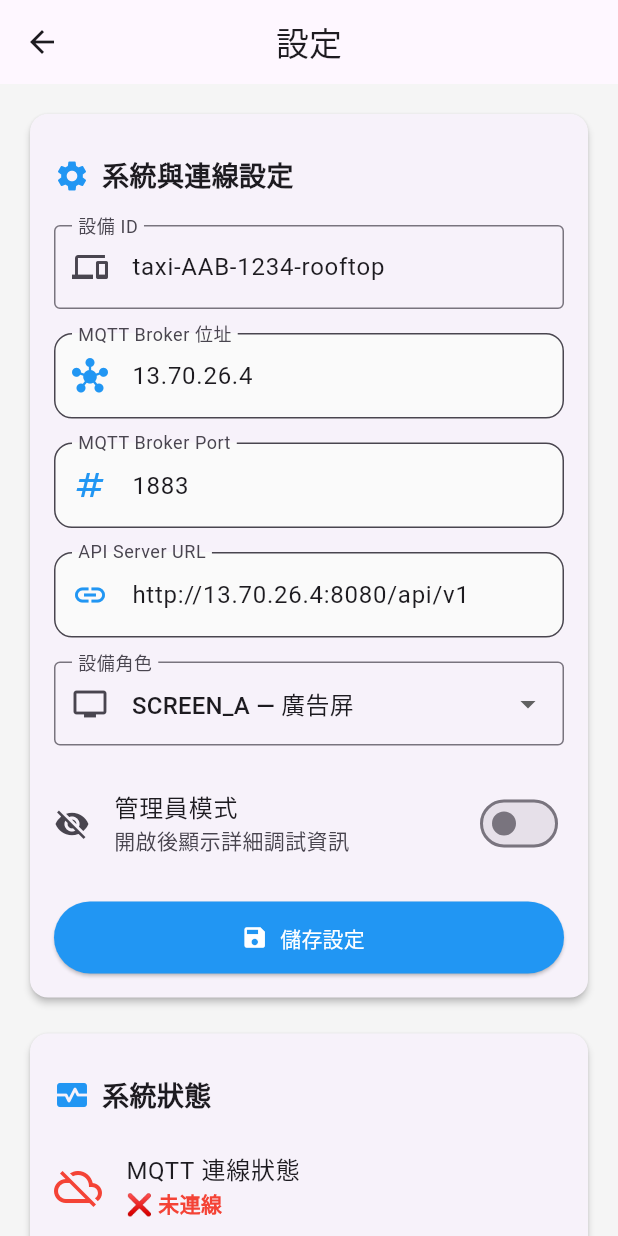
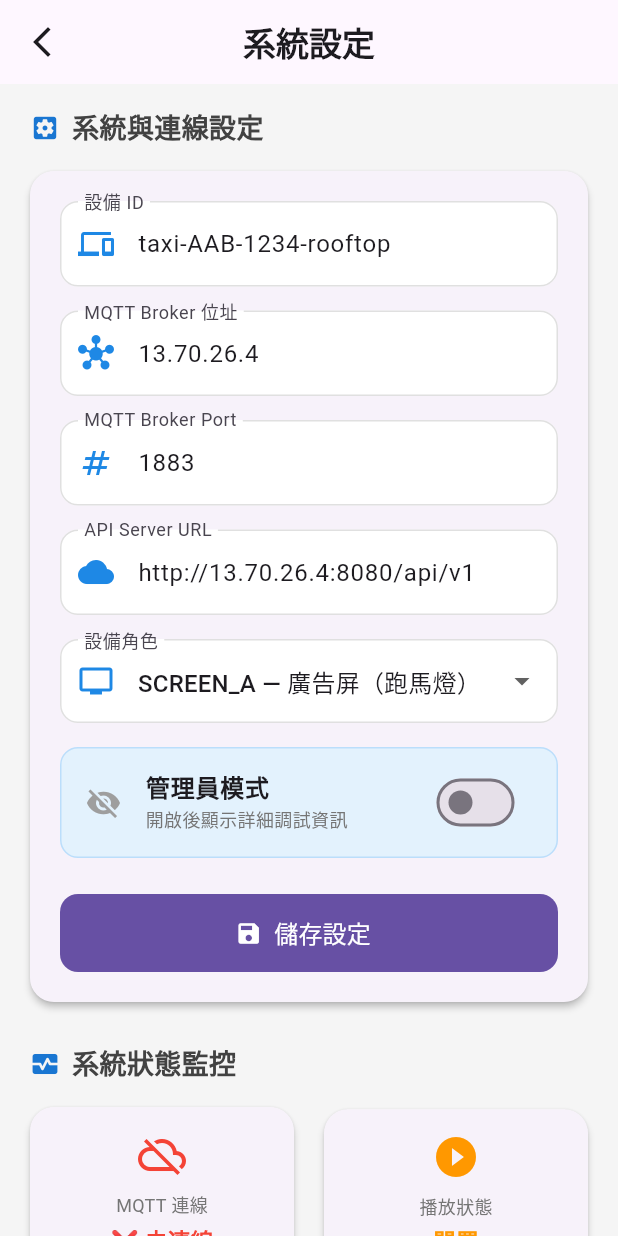
Before and after one commit to ShouJay/taxi-dev, a Flutter app: the screen it shows after launch, after a tap on "進入設定", on a phone screen of 412 x 824 dp. Run offline on Flutter 3.47's test engine with Material 3 defaults, Android fonts, the phone set to English and light mode, and no system bars; our stand-ins replace geolocator, shared_preferences, video_player; missing offline and left inert: mqtt_client, restart_app, shorebird_code_push.

Commit message:
fix setting page

```diff
--- a/taxi_app/lib/screens/settings_screen.dart
+++ b/taxi_app/lib/screens/settings_screen.dart
@@ -117,36 +117,39 @@ class _SettingsScreenState extends State<SettingsScreen> {
     return Scaffold(
       backgroundColor: Colors.grey[100],
       appBar: AppBar(
-        title: const Text('設定'),
+        title: const Text('系統設定', style: TextStyle(fontWeight: FontWeight.bold)),
+        elevation: 0,
         centerTitle: true,
         leading: IconButton(
-          icon: const Icon(Icons.arrow_back),
+          icon: const Icon(Icons.arrow_back_ios_new),
           onPressed: widget.onBack,
         ),
       ),
-      body: SingleChildScrollView(
-        padding: const EdgeInsets.all(16.0),
+      body: SafeArea(
+        child: SingleChildScrollView(
+          padding: const EdgeInsets.symmetric(horizontal: 16.0, vertical: 16.0),
           child: Column(
             crossAxisAlignment: CrossAxisAlignment.stretch,
             children: [
               _buildDeviceConfigSection(),
-            const SizedBox(height: 16),
+              const SizedBox(height: 24),
               _buildStatusSection(),
-            const SizedBox(height: 16),
+              const SizedBox(height: 24),
               _buildDownloadsSection(),
-            const SizedBox(height: 16),
+              const SizedBox(height: 24),
               _buildPlaylistSection(),
-            const SizedBox(height: 16),
+              const SizedBox(height: 24),
               _buildActionsSection(),
               const SizedBox(height: 32),
               Center(
                 child: Text(
                   'Taxi App v2.0.0 (MQTT)',
-                style: TextStyle(color: Colors.grey[600], fontSize: 12),
+                  style: TextStyle(color: Colors.grey[500], fontSize: 12),
                 ),
               ),
               const SizedBox(height: 32),
             ],
+          ),
         ),
       ),
     );
@@ -154,220 +157,306 @@ class _SettingsScreenState extends State<SettingsScreen> {
 
   Widget _buildSectionHeader(String title, IconData icon) {
     return Padding(
-      padding: const EdgeInsets.symmetric(vertical: 12.0),
+      padding: const EdgeInsets.only(left: 4, bottom: 12),
       child: Row(
         children: [
-          Icon(icon, color: Colors.blue),
+          Icon(icon, size: 20, color: Colors.blue[700]),
           const SizedBox(width: 8),
           Text(
             title,
-            style: const TextStyle(fontSize: 18, fontWeight: FontWeight.bold),
+            style: TextStyle(
+              fontSize: 18,
+              fontWeight: FontWeight.w700,
+              color: Colors.grey[800],
+            ),
           ),
         ],
       ),
     );
   }
 
+  InputDecoration _buildInputDecoration({required String label, required String hint, required IconData icon}) {
+    return InputDecoration(
+      labelText: label,
+      hintText: hint,
+      prefixIcon: Icon(icon, color: Colors.blue[600]),
+      border: OutlineInputBorder(borderRadius: BorderRadius.circular(12)),
+      enabledBorder: OutlineInputBorder(
+        borderRadius: BorderRadius.circular(12),
+        borderSide: BorderSide(color: Colors.grey[300]!),
+      ),
+      filled: true,
+      fillColor: Colors.white,
+    );
+  }
+
   Widget _buildDeviceConfigSection() {
-    return Card(
+    return Column(
+      crossAxisAlignment: CrossAxisAlignment.start,
+      children: [
+        _buildSectionHeader('系統與連線設定', Icons.settings_applications),
+        Card(
           elevation: 2,
+          shape: RoundedRectangleBorder(borderRadius: BorderRadius.circular(16)),
           child: Padding(
-        padding: const EdgeInsets.all(16.0),
+            padding: const EdgeInsets.all(20.0),
             child: Column(
               crossAxisAlignment: CrossAxisAlignment.start,
               children: [
-            _buildSectionHeader('系統與連線設定', Icons.settings),
-            const SizedBox(height: 8),
                 TextField(
                   controller: _deviceIdController,
-              decoration: const InputDecoration(
-                labelText: '設備 ID',
-                prefixIcon: Icon(Icons.devices),
-                border: OutlineInputBorder(),
+                  decoration: _buildInputDecoration(
+                    label: '設備 ID',
+                    hint: '例如: taxi-AAB-1234-rooftop',
+                    icon: Icons.devices,
                   ),
                 ),
                 const SizedBox(height: 16),
                 TextField(
                   controller: _brokerHostController,
-              decoration: InputDecoration(
-                labelText: 'MQTT Broker 位址',
-                hintText: '例如: 10.0.2.2 或 192.168.x.x',
-                prefixIcon: const Icon(Icons.hub, color: Colors.blue),
-                border: OutlineInputBorder(borderRadius: BorderRadius.circular(12)),
-                filled: true,
-                fillColor: Colors.grey[50],
+                  decoration: _buildInputDecoration(
+                    label: 'MQTT Broker 位址',
+                    hint: '例如: 10.0.2.2 或 192.168.x.x',
+                    icon: Icons.hub,
                   ),
                 ),
                 const SizedBox(height: 16),
                 TextField(
                   controller: _brokerPortController,
-              decoration: InputDecoration(
-                labelText: 'MQTT Broker Port',
-                hintText: '例如: 1883',
-                prefixIcon: const Icon(Icons.numbers, color: Colors.blue),
-                border: OutlineInputBorder(borderRadius: BorderRadius.circular(12)),
-                filled: true,
-                fillColor: Colors.grey[50],
+                  keyboardType: TextInputType.number,
+                  decoration: _buildInputDecoration(
+                    label: 'MQTT Broker Port',
+                    hint: '例如: 1883',
+                    icon: Icons.numbers,
                   ),
-              keyboardType: TextInputType.number,
                 ),
                 const SizedBox(height: 16),
                 TextField(
                   controller: _apiUrlController,
-              decoration: InputDecoration(
-                labelText: 'API Server URL',
-                hintText: '例如: http://13.70.26.4:8080/api/v1',
-                prefixIcon: const Icon(Icons.link, color: Colors.blue),
-                border: OutlineInputBorder(borderRadius: BorderRadius.circular(12)),
-                filled: true,
-                fillColor: Colors.grey[50],
+                  decoration: _buildInputDecoration(
+                    label: 'API Server URL',
+                    hint: '例如: http://192.168.0.103:8080/api/v1',
+                    icon: Icons.cloud,
                   ),
                 ),
                 const SizedBox(height: 16),
                 DropdownButtonFormField<String>(
                   value: _deviceRole,
-              decoration: const InputDecoration(
-                labelText: '設備角色',
-                prefixIcon: Icon(Icons.tv),
-                border: OutlineInputBorder(),
+                  decoration: _buildInputDecoration(
+                    label: '設備角色',
+                    hint: '選擇設備類型',
+                    icon: Icons.tv,
                   ),
                   items: const [
-                DropdownMenuItem(value: 'SCREEN_A', child: Text('SCREEN_A — 廣告屏')),
-                DropdownMenuItem(value: 'SCREEN_B', child: Text('SCREEN_B — 互動屏')),
+                    DropdownMenuItem(value: 'SCREEN_A', child: Text('SCREEN_A — 廣告屏（跑馬燈）')),
+                    DropdownMenuItem(value: 'SCREEN_B', child: Text('SCREEN_B — 互動屏（QR/警報）')),
                   ],
                   onChanged: (value) {
                     if (value != null) setState(() => _deviceRole = value);
                   },
                 ),
                 const SizedBox(height: 16),
-            SwitchListTile(
-              title: const Text('管理員模式'),
-              subtitle: const Text('開啟後顯示詳細調試資訊'),
+                Container(
+                  decoration: BoxDecoration(
+                    color: Colors.blue[50],
+                    borderRadius: BorderRadius.circular(12),
+                    border: Border.all(color: Colors.blue[100]!),
+                  ),
+                  child: SwitchListTile(
+                    title: const Text('管理員模式', style: TextStyle(fontWeight: FontWeight.bold)),
+                    subtitle: Text('開啟後顯示詳細調試資訊', style: TextStyle(fontSize: 12, color: Colors.grey[600])),
                     value: _isAdminMode,
                     onChanged: _isUpdatingAdminMode ? null : _handleAdminModeChanged,
+                    activeColor: Colors.blue,
                     secondary: Icon(
                       _isAdminMode ? Icons.admin_panel_settings : Icons.visibility_off,
+                      color: _isAdminMode ? Colors.blue : Colors.grey,
                     ),
-              contentPadding: EdgeInsets.zero,
                   ),
-            const SizedBox(height: 16),
+                ),
+                const SizedBox(height: 24),
                 SizedBox(
                   width: double.infinity,
-              height: 48,
-              child: ElevatedButton.icon(
+                  height: 52,
+                  child: FilledButton.icon(
                     onPressed: _isSaving ? null : _saveSettings,
                     icon: _isSaving
-                  ? const SizedBox(width: 20, height: 20, child: CircularProgressIndicator(strokeWidth: 2))
+                      ? const SizedBox(width: 20, height: 20, child: CircularProgressIndicator(strokeWidth: 2, color: Colors.white))
                       : const Icon(Icons.save),
-                label: Text(_isSaving ? '儲存中...' : '儲存設定'),
-                style: ElevatedButton.styleFrom(
-                  backgroundColor: Colors.blue,
-                  foregroundColor: Colors.white,
+                    label: Text(_isSaving ? '儲存中...' : '儲存設定', style: const TextStyle(fontSize: 16)),
+                    style: FilledButton.styleFrom(
+                      shape: RoundedRectangleBorder(borderRadius: BorderRadius.circular(12)),
                     ),
                   ),
                 ),
               ],
             ),
           ),
+        ),
+      ],
     );
   }
 
   Widget _buildStatusSection() {
     final isConnected = widget.mqttManager.isConnected;
-    return Card(
+
+    return Column(
+      crossAxisAlignment: CrossAxisAlignment.start,
+      children: [
+        _buildSectionHeader('系統狀態監控', Icons.monitor_heart),
+        Row(
+          children: [
+            Expanded(
+              child: _buildMiniStatusCard(
+                'MQTT 連線',
+                _connectionStatus,
+                isConnected ? Icons.cloud_done : Icons.cloud_off,
+                isConnected ? Colors.green : Colors.red,
+              ),
+            ),
+            const SizedBox(width: 12),
+            Expanded(
+              child: _buildMiniStatusCard(
+                '播放狀態',
+                _getPlaybackStateText(),
+                Icons.play_circle_fill,
+                Colors.orange,
+              ),
+            ),
+          ],
+        ),
+        const SizedBox(height: 12),
+        Card(
           elevation: 2,
+          shape: RoundedRectangleBorder(borderRadius: BorderRadius.circular(16)),
           child: Padding(
             padding: const EdgeInsets.all(16.0),
             child: Column(
-          crossAxisAlignment: CrossAxisAlignment.start,
               children: [
-            _buildSectionHeader('系統狀態', Icons.monitor_heart),
-            ListTile(
-              leading: Icon(
-                isConnected ? Icons.cloud_done : Icons.cloud_off,
-                color: isConnected ? Colors.green : Colors.red,
-                size: 32,
-              ),
-              title: const Text('MQTT 連線狀態'),
-              subtitle: Text(
-                _connectionStatus,
-                style: TextStyle(
-                  color: isConnected ? Colors.green : Colors.red,
-                  fontWeight: FontWeight.bold,
+                _buildStatusRow(Icons.dns, Colors.blue, 'Broker', '${widget.mqttManager.brokerHost}:${widget.mqttManager.brokerPort}'),
+                const Divider(height: 24),
+                _buildStatusRow(Icons.access_time, Colors.blueGrey, '最後更新', _lastUpdate),
+                if (widget.locationService != null) ...[
+                  const Divider(height: 24),
+                  _buildStatusRow(Icons.location_on, Colors.green, 'GPS 狀態', widget.locationService!.getLocationAckStatus()),
+                  const Divider(height: 24),
+                  _buildStatusRow(Icons.analytics, Colors.purple, '位置上報次數', '${widget.locationService!.sentCount} 次'),
+                ],
+              ],
             ),
           ),
-              contentPadding: EdgeInsets.zero,
         ),
-            const Divider(),
-            _buildInfoRow('播放狀態', _getPlaybackStateText(), Icons.play_circle),
-            _buildInfoRow('最後更新', _lastUpdate, Icons.access_time),
-            if (widget.locationService != null) ...[
-              _buildInfoRow('GPS 狀態', widget.locationService!.getLocationAckStatus(), Icons.location_on),
-              _buildInfoRow('上報次數', '${widget.locationService!.sentCount}', Icons.analytics),
       ],
+    );
+  }
+
+  Widget _buildMiniStatusCard(String title, String value, IconData icon, Color color) {
+    return Card(
+      elevation: 2,
+      shape: RoundedRectangleBorder(borderRadius: BorderRadius.circular(16)),
+      child: Padding(
+        padding: const EdgeInsets.symmetric(vertical: 16, horizontal: 12),
+        child: Column(
+          children: [
+            Icon(icon, color: color, size: 32),
+            const SizedBox(height: 8),
+            Text(title, style: TextStyle(fontSize: 12, color: Colors.grey[600])),
+            const SizedBox(height: 4),
+            Text(value, style: TextStyle(fontSize: 15, fontWeight: FontWeight.bold, color: color)),
           ],
         ),
       ),
     );
   }
 
-  Widget _buildInfoRow(String label, String value, IconData icon) {
-    return Padding(
-      padding: const EdgeInsets.symmetric(vertical: 8.0),
-      child: Row(
+  Widget _buildStatusRow(IconData icon, Color iconColor, String label, String value) {
+    return Row(
       children: [
-          Icon(icon, size: 20, color: Colors.grey[600]),
-          const SizedBox(width: 12),
-          Text(label, style: TextStyle(color: Colors.grey[700])),
+        Container(
+          padding: const EdgeInsets.all(8),
+          decoration: BoxDecoration(color: iconColor.withOpacity(0.1), borderRadius: BorderRadius.circular(8)),
+          child: Icon(icon, color: iconColor, size: 20),
+        ),
+        const SizedBox(width: 16),
+        Text(label, style: TextStyle(fontSize: 14, color: Colors.grey[600])),
         const Spacer(),
-          Text(value, style: const TextStyle(fontWeight: FontWeight.bold)),
+        Flexible(
+          child: Text(
+            value,
+            style: const TextStyle(fontSize: 14, fontWeight: FontWeight.w600),
+            textAlign: TextAlign.right,
+          ),
+        ),
       ],
-      ),
     );
   }
 
   Widget _buildDownloadsSection() {
-    return Card(
-      elevation: 2,
-      child: Padding(
-        padding: const EdgeInsets.all(16.0),
-        child: Column(
+    return Column(
       crossAxisAlignment: CrossAxisAlignment.start,
       children: [
         _buildSectionHeader('下載進度', Icons.downloading),
         if (_activeDownloads.isEmpty)
-              const Padding(
-                padding: EdgeInsets.symmetric(vertical: 16.0),
-                child: Center(child: Text('目前沒有下載任務', style: TextStyle(color: Colors.grey))),
+          Card(
+            elevation: 2,
+            shape: RoundedRectangleBorder(borderRadius: BorderRadius.circular(16)),
+            child: Padding(
+              padding: const EdgeInsets.all(24),
+              child: Center(
+                child: Column(
+                  children: [
+                    Icon(Icons.check_circle_outline, size: 32, color: Colors.grey[400]),
+                    const SizedBox(height: 8),
+                    Text('目前沒有進行中的下載任務', style: TextStyle(color: Colors.grey[500])),
+                  ],
+                ),
+              ),
+            ),
           )
         else
-              ..._activeDownloads.values.map((task) => Padding(
-                padding: const EdgeInsets.only(bottom: 12.0),
+          Column(
+            children: _activeDownloads.values.map((task) {
+              return Card(
+                elevation: 2,
+                margin: const EdgeInsets.only(bottom: 12),
+                shape: RoundedRectangleBorder(borderRadius: BorderRadius.circular(16)),
+                child: Padding(
+                  padding: const EdgeInsets.all(16),
                   child: Column(
                     crossAxisAlignment: CrossAxisAlignment.start,
                     children: [
                       Row(
-                      mainAxisAlignment: MainAxisAlignment.spaceBetween,
                         children: [
+                          Icon(Icons.file_download, size: 18, color: Colors.blue[600]),
+                          const SizedBox(width: 8),
                           Expanded(
                             child: Text(
                               task.downloadInfo.filename,
+                              style: const TextStyle(fontWeight: FontWeight.bold),
                               maxLines: 1,
                               overflow: TextOverflow.ellipsis,
-                            style: const TextStyle(fontWeight: FontWeight.bold),
                             ),
                           ),
-                        Text('${task.progress}%'),
+                          Text('${task.progress}%', style: TextStyle(fontWeight: FontWeight.bold, color: Colors.blue[700])),
                         ],
                       ),
-                    const SizedBox(height: 8),
-                    LinearProgressIndicator(value: task.progress / 100),
-                  ],
+                      const SizedBox(height: 12),
+                      ClipRRect(
+                        borderRadius: BorderRadius.circular(8),
+                        child: LinearProgressIndicator(
+                          value: task.progress / 100,
+                          minHeight: 8,
+                          backgroundColor: Colors.grey[200],
+                          valueColor: AlwaysStoppedAnimation<Color>(Colors.blue[500]!),
                         ),
-              )),
+                      ),
                     ],
                   ),
                 ),
+              );
+            }).toList(),
+          ),
+      ],
     );
   }
 
@@ -376,30 +465,75 @@ class _SettingsScreenState extends State<SettingsScreen> {
     final systemPlaylist = playlist.where((item) => !item.isLocalVideo).toList();
     final localPlaylist = playlist.where((item) => item.isLocalVideo).toList();
 
+    return Column(
+      crossAxisAlignment: CrossAxisAlignment.start,
+      children: [
+        _buildSectionHeader('播放列表', Icons.video_library),
+        _buildPlaylistGroup(
+          title: '系統排程 / 活動影片',
+          emptyHint: '目前沒有系統排程影片',
+          items: systemPlaylist,
+          icon: Icons.cloud_download,
+        ),
+        const SizedBox(height: 16),
+        _buildPlaylistGroup(
+          title: '本地預設影片',
+          emptyHint: '尚未匯入本地影片',
+          items: localPlaylist,
+          icon: Icons.folder,
+        ),
+      ],
+    );
+  }
+
+  Widget _buildPlaylistGroup({
+    required String title,
+    required String emptyHint,
+    required List<PlaybackInfo> items,
+    required IconData icon,
+  }) {
     return Card(
       elevation: 2,
-      child: Padding(
-        padding: const EdgeInsets.all(16.0),
+      shape: RoundedRectangleBorder(borderRadius: BorderRadius.circular(16)),
       child: Column(
         crossAxisAlignment: CrossAxisAlignment.start,
         children: [
-            _buildSectionHeader('播放列表', Icons.video_library),
-            const Text('系統影片', style: TextStyle(fontWeight: FontWeight.bold)),
-            const SizedBox(height: 8),
-            if (systemPlaylist.isEmpty)
-              const Text('無系統排程影片', style: TextStyle(color: Colors.grey))
-            else
-              ...systemPlaylist.map((item) => _buildPlaylistItem(item)),
-
-            const Divider(height: 32),
-            const Text('本地預設影片', style: TextStyle(fontWeight: FontWeight.bold)),
-            const SizedBox(height: 8),
-            if (localPlaylist.isEmpty)
-              const Text('無本地影片', style: TextStyle(color: Colors.grey))
-            else
-              ...localPlaylist.map((item) => _buildPlaylistItem(item)),
+          Padding(
+            padding: const EdgeInsets.all(16),
+            child: Row(
+              children: [
+                Icon(icon, size: 20, color: Colors.blue[600]),
+                const SizedBox(width: 8),
+                Text(title, style: const TextStyle(fontSize: 16, fontWeight: FontWeight.bold)),
+                const Spacer(),
+                Container(
+                  padding: const EdgeInsets.symmetric(horizontal: 8, vertical: 2),
+                  decoration: BoxDecoration(
+                    color: Colors.blue[50],
+                    borderRadius: BorderRadius.circular(10),
+                  ),
+                  child: Text('${items.length}', style: TextStyle(color: Colors.blue[700], fontWeight: FontWeight.bold)),
+                ),
               ],
             ),
+          ),
+          const Divider(height: 1),
+          if (items.isEmpty)
+            Padding(
+              padding: const EdgeInsets.all(24),
+              child: Center(
+                child: Text(emptyHint, style: TextStyle(color: Colors.grey[500])),
+              ),
+            )
+          else
+            ListView.separated(
+              shrinkWrap: true,
+              physics: const NeverScrollableScrollPhysics(),
+              itemCount: items.length,
+              separatorBuilder: (_, __) => const Divider(height: 1),
+              itemBuilder: (context, index) => _buildPlaylistItem(items[index]),
+            ),
+        ],
       ),
     );
   }
@@ -407,67 +541,84 @@ class _SettingsScreenState extends State<SettingsScreen> {
   Widget _buildPlaylistItem(PlaybackInfo item) {
     final isPlaying = item.isCurrentPlaying;
     return ListTile(
-      contentPadding: EdgeInsets.zero,
-      leading: Icon(
+      contentPadding: const EdgeInsets.symmetric(horizontal: 16, vertical: 4),
+      leading: Container(
+        padding: const EdgeInsets.all(8),
+        decoration: BoxDecoration(
+          color: isPlaying ? Colors.green[50] : Colors.blue[50],
+          borderRadius: BorderRadius.circular(8),
+        ),
+        child: Icon(
           isPlaying ? Icons.play_arrow : Icons.movie,
           color: isPlaying ? Colors.green : Colors.blue,
+        ),
       ),
       title: Text(
         item.title,
         style: TextStyle(
           fontWeight: isPlaying ? FontWeight.bold : FontWeight.normal,
-          color: isPlaying ? Colors.green : Colors.black87,
+          color: isPlaying ? Colors.green[700] : Colors.black87,
         ),
       ),
-      subtitle: Text(item.filename),
+      subtitle: Text(item.filename, style: TextStyle(fontSize: 12, color: Colors.grey[600])),
       trailing: item.isLocalVideo
           ? IconButton(
-              icon: const Icon(Icons.delete, color: Colors.red),
+              icon: const Icon(Icons.delete_outline, color: Colors.redAccent),
               onPressed: () => _confirmDeleteVideo(item),
+              tooltip: '刪除',
             )
           : null,
     );
   }
 
   Widget _buildActionsSection() {
-    return Card(
-      elevation: 2,
-      child: Padding(
-        padding: const EdgeInsets.all(16.0),
-        child: Column(
+    return Column(
       crossAxisAlignment: CrossAxisAlignment.start,
       children: [
-            _buildSectionHeader('系統操作', Icons.build),
-            SizedBox(
-              width: double.infinity,
+        _buildSectionHeader('系統操作', Icons.build_circle),
+        Row(
+          children: [
+            Expanded(
               child: OutlinedButton.icon(
                 onPressed: _testPlayDefaultVideo,
                 icon: const Icon(Icons.play_arrow),
-                label: const Text('測試播放本地影片'),
+                label: const Text('測試播放'),
+                style: OutlinedButton.styleFrom(
+                  padding: const EdgeInsets.symmetric(vertical: 16),
+                  shape: RoundedRectangleBorder(borderRadius: BorderRadius.circular(12)),
                 ),
               ),
-            const SizedBox(height: 8),
-            SizedBox(
-              width: double.infinity,
+            ),
+            const SizedBox(width: 12),
+            Expanded(
               child: OutlinedButton.icon(
                 onPressed: _reconnect,
                 icon: const Icon(Icons.refresh),
-                label: const Text('重新連接 MQTT'),
+                label: const Text('重連 MQTT'),
+                style: OutlinedButton.styleFrom(
+                  padding: const EdgeInsets.symmetric(vertical: 16),
+                  shape: RoundedRectangleBorder(borderRadius: BorderRadius.circular(12)),
+                ),
               ),
             ),
           ],
         ),
-      ),
+      ],
     );
   }
 
   String _getPlaybackStateText() {
     switch (widget.playbackManager.state) {
-      case PlaybackState.idle: return '閒置';
-      case PlaybackState.loading: return '載入中';
-      case PlaybackState.playing: return '播放中';
-      case PlaybackState.paused: return '已暫停';
-      case PlaybackState.error: return '錯誤';
+      case PlaybackState.idle:
+        return '閒置';
+      case PlaybackState.loading:
+        return '載入中';
+      case PlaybackState.playing:
+        return '播放中';
+      case PlaybackState.paused:
+        return '已暫停';
+      case PlaybackState.error:
+        return '錯誤';
     }
   }
 
@@ -478,6 +629,7 @@ class _SettingsScreenState extends State<SettingsScreen> {
       final newBrokerHost = _brokerHostController.text.trim();
       final newBrokerPortStr = _brokerPortController.text.trim();
       final newApiUrl = _apiUrlController.text.trim();
+
       final newBrokerPort = int.tryParse(newBrokerPortStr);
 
       if (newDeviceId.isEmpty || newBrokerHost.isEmpty || newBrokerPort == null || newApiUrl.isEmpty) {
```
Lines whose indentation alone changed are shown as unchanged.
